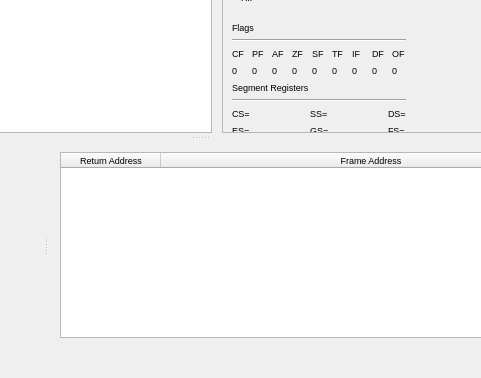
The window that GUI/memoryviewerwindow.ui (korcankaraokcu/PINCE) describes before a commit, drawn with Qt 5; both pictures show x 200 to 681 and y 222 to 600 of the 800 by 600 pixel window.
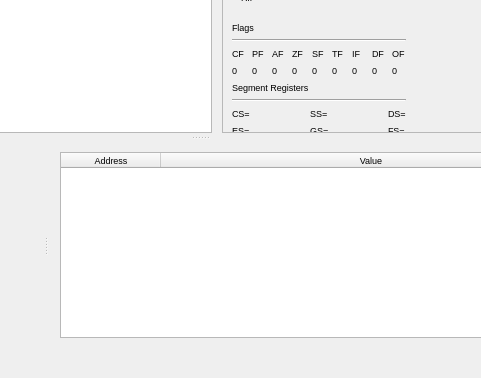
The same window after the commit. The open tabs and pages were chosen to show the change. Custom widgets are drawn as their Qt base class.

```diff
--- a/GUI/memoryviewerwindow.ui
+++ b/GUI/memoryviewerwindow.ui
@@ -1088,7 +1088,44 @@
                </item>
               </layout>
              </widget>
-             <widget class="QWidget" name="page_2"/>
+             <widget class="QWidget" name="Stack">
+              <layout class="QGridLayout" name="gridLayout_10">
+               <item row="0" column="0">
+                <widget class="QTableWidget" name="tableWidget_Stack">
+                 <property name="font">
+                  <font>
+                   <pointsize>7</pointsize>
+                  </font>
+                 </property>
+                 <property name="editTriggers">
+                  <set>QAbstractItemView::NoEditTriggers</set>
+                 </property>
+                 <property name="selectionMode">
+                  <enum>QAbstractItemView::SingleSelection</enum>
+                 </property>
+                 <property name="selectionBehavior">
+                  <enum>QAbstractItemView::SelectRows</enum>
+                 </property>
+                 <attribute name="horizontalHeaderStretchLastSection">
+                  <bool>true</bool>
+                 </attribute>
+                 <attribute name="verticalHeaderDefaultSectionSize">
+                  <number>15</number>
+                 </attribute>
+                 <column>
+                  <property name="text">
+                   <string>Address</string>
+                  </property>
+                 </column>
+                 <column>
+                  <property name="text">
+                   <string>Value</string>
+                  </property>
+                 </column>
+                </widget>
+               </item>
+              </layout>
+             </widget>
             </widget>
            </item>
           </layout>
```
Left out of the diff: 5 changed lines with no effect on the pictures.
